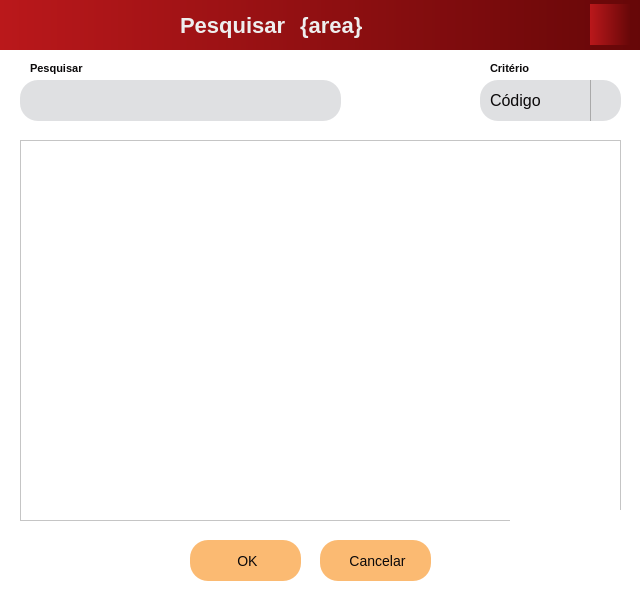
Old version of the form src/qt/ui/search_window.ui in the repository eliezermoraesss/eureka_app_pyqt5_project_v2.
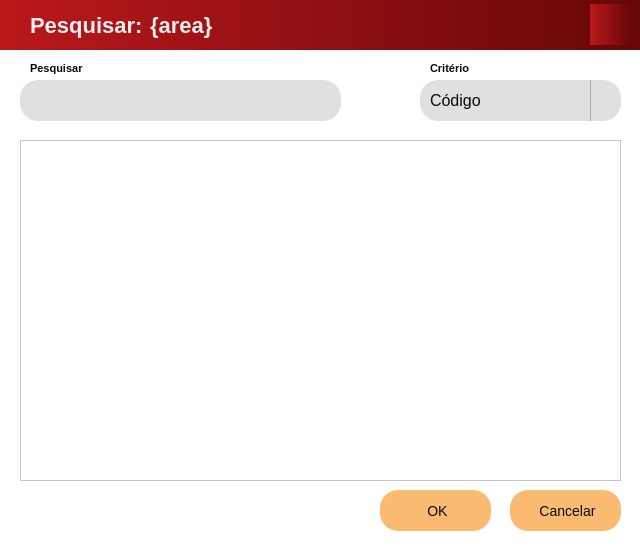
New version of the form. Icons and pictures are not drawn.

The edit to the form file:
```diff
--- a/src/qt/ui/search_window.ui
+++ b/src/qt/ui/search_window.ui
@@ -7,7 +7,7 @@
     <x>0</x>
     <y>0</y>
     <width>640</width>
-    <height>600</height>
+    <height>550</height>
    </rect>
   </property>
   <property name="sizePolicy">
@@ -79,7 +79,7 @@
    <widget class="QLabel" name="title_label">
     <property name="geometry">
      <rect>
-      <x>180</x>
+      <x>30</x>
       <y>0</y>
       <width>111</width>
       <height>51</height>
@@ -103,15 +103,15 @@
 }</string>
     </property>
     <property name="text">
-     <string>Pesquisar</string>
+     <string>Pesquisar:</string>
     </property>
    </widget>
    <widget class="QLabel" name="type_label">
     <property name="geometry">
      <rect>
-      <x>300</x>
+      <x>150</x>
       <y>0</y>
-      <width>171</width>
+      <width>421</width>
       <height>51</height>
      </rect>
     </property>
@@ -244,8 +244,8 @@
    <widget class="QPushButton" name="btn_close">
     <property name="geometry">
      <rect>
-      <x>320</x>
-      <y>490</y>
+      <x>510</x>
+      <y>440</y>
       <width>111</width>
       <height>41</height>
      </rect>
@@ -349,30 +349,11 @@
      <bool>true</bool>
     </property>
    </widget>
-   <widget class="QLabel" name="logo_enaplic_50">
-    <property name="geometry">
-     <rect>
-      <x>510</x>
-      <y>460</y>
-      <width>121</width>
-      <height>101</height>
-     </rect>
-    </property>
-    <property name="text">
-     <string/>
-    </property>
-    <property name="pixmap">
-     <pixmap resource="../static/resource.qrc">:/image/image/logo_enaplic_50_anos.png</pixmap>
-    </property>
-    <property name="scaledContents">
-     <bool>true</bool>
-    </property>
-   </widget>
    <widget class="QPushButton" name="btn_ok">
     <property name="geometry">
      <rect>
-      <x>190</x>
-      <y>490</y>
+      <x>380</x>
+      <y>440</y>
       <width>111</width>
       <height>41</height>
      </rect>
@@ -415,9 +396,9 @@
    <widget class="QComboBox" name="type_search_combobox">
     <property name="geometry">
      <rect>
-      <x>480</x>
+      <x>420</x>
       <y>30</y>
-      <width>141</width>
+      <width>201</width>
       <height>41</height>
      </rect>
     </property>
@@ -483,7 +464,7 @@
    <widget class="QLabel" name="type_search_label">
     <property name="geometry">
      <rect>
-      <x>490</x>
+      <x>430</x>
       <y>10</y>
       <width>61</width>
       <height>16</height>
@@ -563,7 +544,7 @@
       <x>20</x>
       <y>90</y>
       <width>601</width>
-      <height>381</height>
+      <height>341</height>
      </rect>
     </property>
     <property name="sizePolicy">
```
Left out of the diff: 1 changed line with no effect on the pictures.
